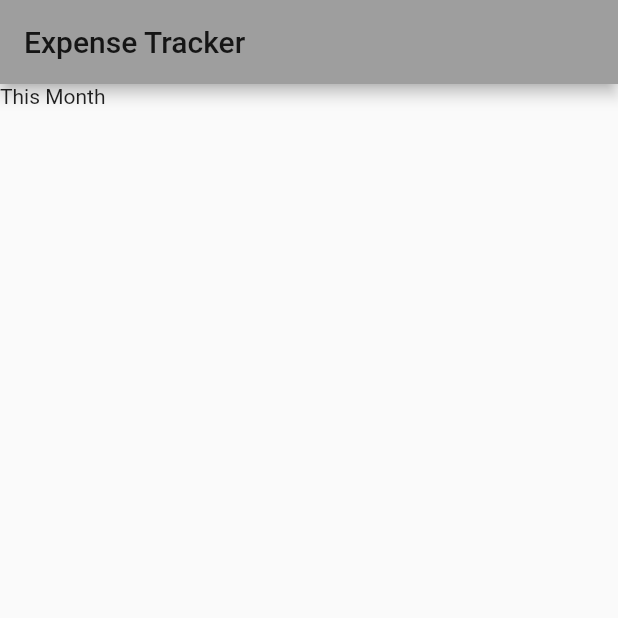
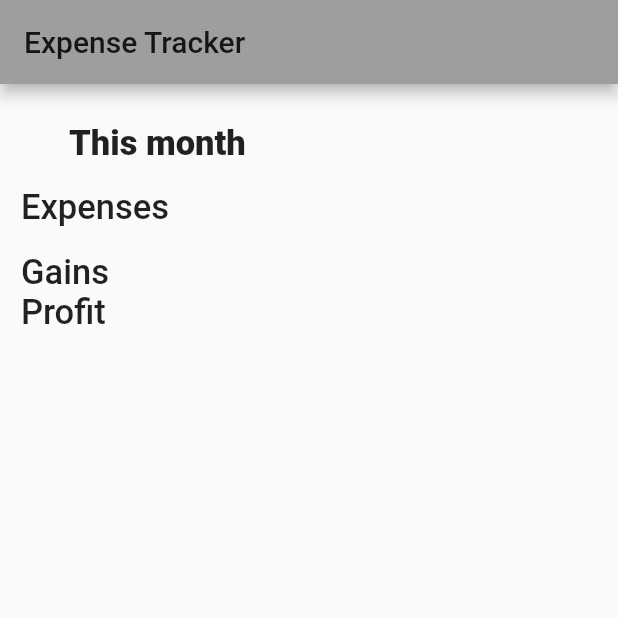
Before and after one commit to lucianovianna/expense-tracker-app, a Flutter app: the screen it shows after launch, on a phone screen of 412 x 824 dp, the top half of it. Run offline on Flutter 3.47's test engine with Material 2 defaults, Android fonts, the phone set to English and light mode, and no system bars.

Commit message:
Working on layout

```diff
--- a/lib/main.dart
+++ b/lib/main.dart
@@ -10,6 +10,7 @@ class App extends StatelessWidget {
       theme: ThemeData(
         primarySwatch: Colors.grey,
       ),
+      debugShowCheckedModeBanner: false,
       home: MyHomePage(),
     );
   }
@@ -17,13 +18,48 @@ class App extends StatelessWidget {
 
 class MyHomePage extends StatelessWidget {
   Widget dglSection = Container(
+    padding: const EdgeInsets.symmetric(vertical: 26, horizontal: 14),
     child: Row(
-      children: <Widget>[
+      children: [
         Expanded(
           child: Column(
             crossAxisAlignment: CrossAxisAlignment.start,
-            children: <Widget>[
-              Text("This Month"),
+            children: [
+              Container(
+                padding: const EdgeInsets.only(left: 32),
+                child: Text(
+                  "This month",
+                  textAlign: TextAlign.right,
+                  style: TextStyle(
+                    fontSize: 23,
+                    fontWeight: FontWeight.w900,
+                  ),
+                ),
+              ),
+              Container(
+                padding: const EdgeInsets.symmetric(vertical: 16),
+                child: Text(
+                  "Expenses",
+                  style: TextStyle(
+                    fontSize: 23,
+                    fontWeight: FontWeight.w500,
+                  ),
+                ),
+              ),
+              Text(
+                "Gains",
+                style: TextStyle(
+                  fontSize: 23,
+                  fontWeight: FontWeight.w500,
+                ),
+              ),
+              Text(
+                "Profit",
+                style: TextStyle(
+                  fontSize: 23,
+                  fontWeight: FontWeight.w500,
+                ),
+              ),
             ],
           ),
         )
```
